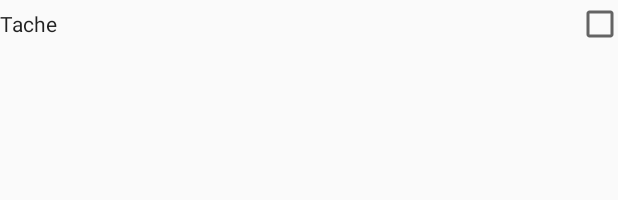
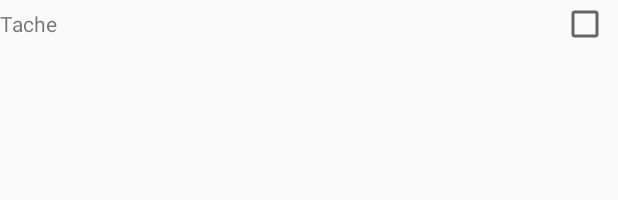
Before and after one commit to avermersch/ToDoList, an Android app: the layout tache_check_view.xml on its own in the app's theme, with its tools: preview values and no code run, on a phone screen of 412 x 824 dp. Shown: the top 200 px of the screen. Run offline under Robolectric (Android 15) with nearby library versions, the phone set to English and light mode, and no system bars.

```diff
--- a/app/src/main/AndroidManifest.xml
+++ b/app/src/main/AndroidManifest.xml
@@ -9,15 +9,15 @@
         android:roundIcon="@mipmap/ic_launcher_round"
         android:supportsRtl="true"
         android:theme="@style/AppTheme">
-        <activity android:name=".MainActivity">
+        <activity android:name=".controller.MainActivity">
             <intent-filter>
                 <action android:name="android.intent.action.MAIN" />
 
                 <category android:name="android.intent.category.LAUNCHER" />
             </intent-filter>
         </activity>
-        <activity android:name=".TacheActivity"
-            android:parentActivityName=".MainActivity">
+        <activity android:name=".controller.TacheActivity"
+            android:parentActivityName=".controller.MainActivity">
         </activity>
     </application>
 
--- a/app/src/main/java/com/example/formation/todolist/MainActivity.java
+++ b/app/src/main/java/com/example/formation/todolist/controller/MainActivity.java
@@ -1,4 +1,4 @@
-package com.example.formation.todolist;
+package com.example.formation.todolist.controller;
 import android.content.Intent;
 import android.os.Bundle;
 import android.support.v7.app.AppCompatActivity;
--- a/app/src/main/java/com/example/formation/todolist/TacheActivity.java
+++ b/app/src/main/java/com/example/formation/todolist/controller/TacheActivity.java
@@ -1,4 +1,4 @@
-package com.example.formation.todolist;
+package com.example.formation.todolist.controller;
 
 import android.app.ActionBar;
 import android.content.ContentValues;
@@ -12,6 +12,7 @@ import android.widget.Button;
 import android.widget.EditText;
 import android.widget.Toast;
 
+import com.example.formation.todolist.R;
 import com.example.formation.todolist.model.DatabaseHandler;
 
 
--- a/app/src/main/java/com/example/formation/todolist/TacheArrayAdapter.java
+++ b/app/src/main/java/com/example/formation/todolist/controller/TacheArrayAdapter.java
@@ -1,4 +1,4 @@
-package com.example.formation.todolist;
+package com.example.formation.todolist.controller;
 
 import android.app.Activity;
 import android.content.Context;
@@ -11,6 +11,7 @@ import android.widget.ArrayAdapter;
 import android.widget.CheckBox;
 import android.widget.TextView;
 
+import com.example.formation.todolist.R;
 import com.example.formation.todolist.model.Tache;
 
 import java.util.List;
@@ -45,7 +46,7 @@ public class TacheArrayAdapter extends ArrayAdapter {
         Tache tacheData = this.data.get(position);
 
         //Liaison entre les données et la vue
-        TextView tacheTextView = view.findViewById(R.id.checkedTextView);
+        TextView tacheTextView = view.findViewById(R.id.TextViewCheck);
         tacheTextView.setText(tacheData.getTache());
 
         CheckBox checkBox = view.findViewById(R.id.checkbox);
--- a/app/src/main/res/layout/activity_tache.xml
+++ b/app/src/main/res/layout/activity_tache.xml
@@ -4,11 +4,11 @@
     android:layout_width="match_parent"
     android:layout_height="match_parent"
     android:orientation="vertical"
-    tools:context="com.example.formation.todolist.TacheActivity">
+    tools:context="com.example.formation.todolist.controller.TacheActivity">
 
 
     <TextView
-        android:id="@+id/textView"
+        android:id="@+id/textViewTache"
         android:layout_width="match_parent"
         android:layout_height="wrap_content"
         android:text="Tache" />
--- a/app/src/main/res/layout/layout/activity_tache.xml
+++ b/app/src/main/res/layout/layout/activity_tache.xml
@@ -4,7 +4,7 @@
     android:layout_width="match_parent"
     android:layout_height="match_parent"
     android:orientation="vertical"
-    tools:context="com.example.formation.todolist.TacheActivity">
+    tools:context="com.example.formation.todolist.controller.TacheActivity">
 
 
     <TextView
--- a/app/src/main/res/layout/tache_check_view.xml
+++ b/app/src/main/res/layout/tache_check_view.xml
@@ -5,11 +5,11 @@
     android:orientation="horizontal">
 
 
-        <CheckedTextView
-            android:id="@+id/checkedTextView"
+        <TextView
+            android:id="@+id/TextViewCheck"
             android:layout_width="0dp"
             android:layout_height="wrap_content"
-            android:layout_weight="14"
+            android:layout_weight="10"
             android:text="Tache" />
 
         <CheckBox
```
Also changed, not shown: app/src/main/res/values/arrays.xml (added, +8 -0 lines).
